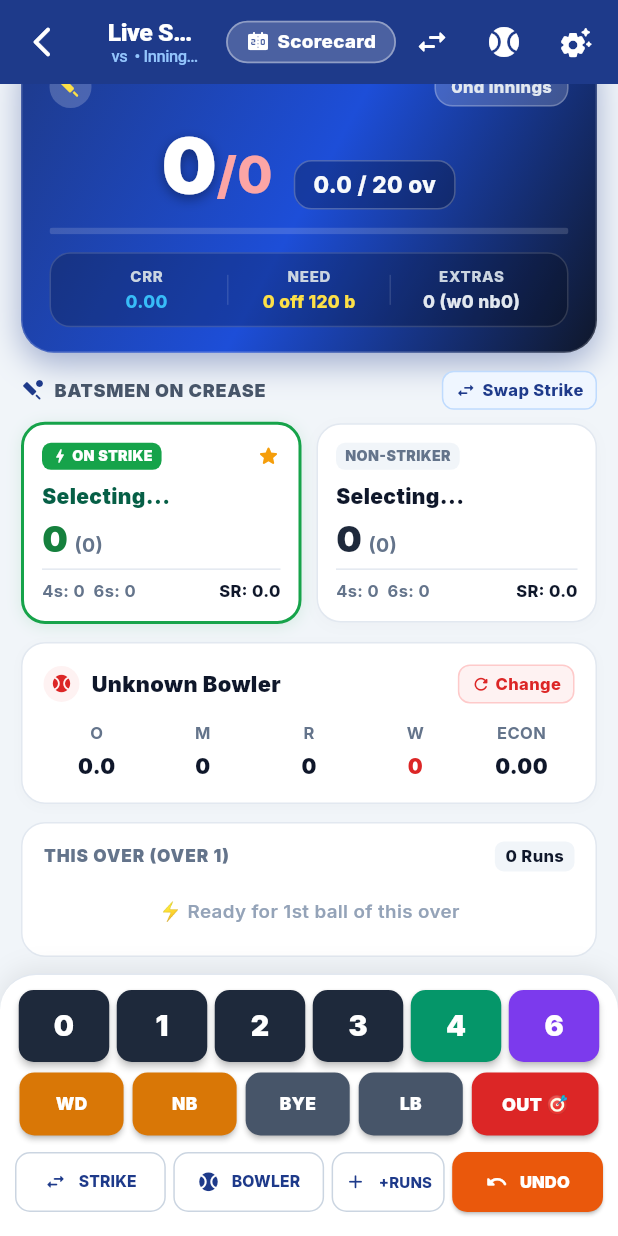
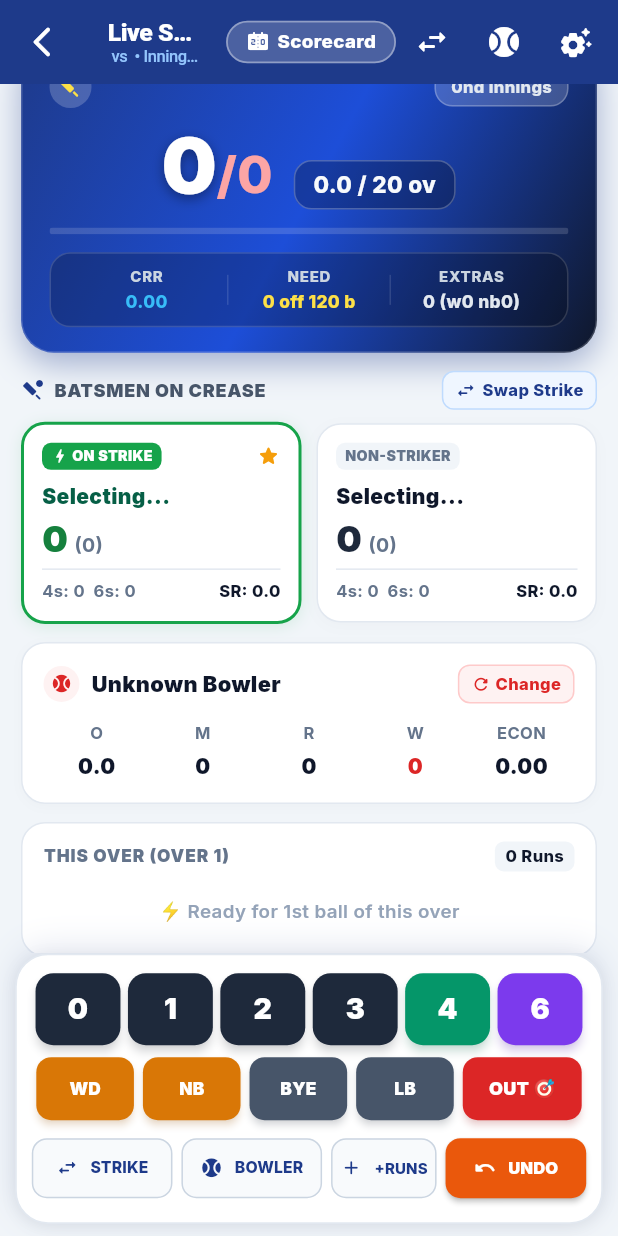
Before and after one commit to rajeshkinjarapu/cricket_borigivalasa, a Flutter app: the _LiveScorerEngine screen opened directly with empty values, scrolled down 41 dp, on a phone screen of 412 x 824 dp. Run offline on Flutter 3.47's test engine with Material 3 defaults, Android fonts, the phone set to English and light mode, and no system bars; our stand-ins replace cloud_firestore, firebase_auth, firebase_core, firebase_storage, fl_chart, flutter_riverpod and 3 more; accounts and stored records are empty.

Commit message:
feat(scoring): redesign scoring keypad into floating card with safe bottom elevation

```diff
--- a/lib/features/scoring/presentation/screens/live_scorer_screen.dart
+++ b/lib/features/scoring/presentation/screens/live_scorer_screen.dart
@@ -1251,24 +1251,31 @@ class _LiveScorerEngineState extends ConsumerState<_LiveScorerEngine> {
   }
 
   // ─────────────────────────────────────────────────────────────────────────────
-  // 5. TACTILE ERGONOMIC SCORING KEYPAD CONSOLE
+  // 5. TACTILE ERGONOMIC SCORING KEYPAD CONSOLE (FLOATING CARD DESIGN)
   // ─────────────────────────────────────────────────────────────────────────────
   Widget _buildScoringKeypad(Innings live) {
+    final bottomInset = MediaQuery.of(context).padding.bottom;
+    final bottomPadding = bottomInset > 0 ? bottomInset + 6 : 14.0;
+
     return Container(
-      padding: const EdgeInsets.fromLTRB(10, 10, 10, 12),
+      margin: const EdgeInsets.fromLTRB(10, 0, 10, 8),
+      padding: EdgeInsets.fromLTRB(10, 12, 10, bottomPadding > 14 ? bottomPadding : 12),
       decoration: BoxDecoration(
         color: Colors.white,
-        borderRadius: const BorderRadius.vertical(top: Radius.circular(24)),
+        borderRadius: BorderRadius.circular(22),
         boxShadow: [
           BoxShadow(
-            color: Colors.black.withOpacity(0.08),
-            blurRadius: 14,
-            offset: const Offset(0, -3),
+            color: const Color(0xFF1E3A8A).withOpacity(0.12),
+            blurRadius: 18,
+            offset: const Offset(0, -4),
+          ),
+          BoxShadow(
+            color: Colors.black.withOpacity(0.06),
+            blurRadius: 8,
+            offset: const Offset(0, 2),
           ),
         ],
-        border: Border(
-          top: BorderSide(color: const Color(0xFFE2E8F0), width: 1),
-        ),
+        border: Border.all(color: const Color(0xFFE2E8F0), width: 1.2),
       ),
       child: Column(
         mainAxisSize: MainAxisSize.min,
@@ -1284,7 +1291,7 @@ class _LiveScorerEngineState extends ConsumerState<_LiveScorerEngine> {
               _buildRunButton(6, label: '6', isSix: true),
             ],
           ),
-          const SizedBox(height: 7),
+          const SizedBox(height: 8),
 
           // Row 2: Extras & Wicket Buttons (WD, NB, BYE, LB, OUT)
           Row(
@@ -1296,7 +1303,7 @@ class _LiveScorerEngineState extends ConsumerState<_LiveScorerEngine> {
               _buildActionButton('OUT 🎯', _wicket, color: const Color(0xFFDC2626), isOut: true),
             ],
           ),
-          const SizedBox(height: 7),
+          const SizedBox(height: 8),
 
           // Row 3: Quick Scorer Controls (Swap Strike, Bowler, + Runs, Undo)
           Row(
@@ -1309,13 +1316,14 @@ class _LiveScorerEngineState extends ConsumerState<_LiveScorerEngine> {
                   label: const Text('STRIKE', style: TextStyle(fontSize: 10.5, fontWeight: FontWeight.w800)),
                   style: OutlinedButton.styleFrom(
                     foregroundColor: const Color(0xFF1E3A8A),
+                    backgroundColor: const Color(0xFFF8FAFC),
                     side: const BorderSide(color: Color(0xFFCBD5E1)),
                     padding: const EdgeInsets.symmetric(vertical: 9, horizontal: 2),
                     shape: RoundedRectangleBorder(borderRadius: BorderRadius.circular(10)),
                   ),
                 ),
               ),
-              const SizedBox(width: 5),
+              const SizedBox(width: 6),
               Expanded(
                 flex: 4,
                 child: OutlinedButton.icon(
@@ -1324,13 +1332,14 @@ class _LiveScorerEngineState extends ConsumerState<_LiveScorerEngine> {
                   label: const Text('BOWLER', style: TextStyle(fontSize: 10.5, fontWeight: FontWeight.w800)),
                   style: OutlinedButton.styleFrom(
                     foregroundColor: const Color(0xFF1E3A8A),
+                    backgroundColor: const Color(0xFFF8FAFC),
                     side: const BorderSide(color: Color(0xFFCBD5E1)),
                     padding: const EdgeInsets.symmetric(vertical: 9, horizontal: 2),
                     shape: RoundedRectangleBorder(borderRadius: BorderRadius.circular(10)),
                   ),
                 ),
               ),
-              const SizedBox(width: 5),
+              const SizedBox(width: 6),
               Expanded(
                 flex: 3,
                 child: OutlinedButton.icon(
@@ -1344,13 +1353,14 @@ class _LiveScorerEngineState extends ConsumerState<_LiveScorerEngine> {
                   label: const Text('+RUNS', style: TextStyle(fontSize: 10, fontWeight: FontWeight.w800)),
                   style: OutlinedButton.styleFrom(
                     foregroundColor: const Color(0xFF1E3A8A),
+                    backgroundColor: const Color(0xFFF8FAFC),
                     side: const BorderSide(color: Color(0xFFCBD5E1)),
                     padding: const EdgeInsets.symmetric(vertical: 9, horizontal: 2),
                     shape: RoundedRectangleBorder(borderRadius: BorderRadius.circular(10)),
                   ),
                 ),
               ),
-              const SizedBox(width: 5),
+              const SizedBox(width: 6),
               Expanded(
                 flex: 4,
                 child: ElevatedButton.icon(
@@ -1362,7 +1372,7 @@ class _LiveScorerEngineState extends ConsumerState<_LiveScorerEngine> {
                     foregroundColor: Colors.white,
                     padding: const EdgeInsets.symmetric(vertical: 9, horizontal: 2),
                     shape: RoundedRectangleBorder(borderRadius: BorderRadius.circular(10)),
-                    elevation: 1,
+                    elevation: 1.5,
                   ),
                 ),
               ),
@@ -1394,8 +1404,9 @@ class _LiveScorerEngineState extends ConsumerState<_LiveScorerEngine> {
               backgroundColor: bg,
               foregroundColor: fg,
               padding: EdgeInsets.zero,
-              shape: RoundedRectangleBorder(borderRadius: BorderRadius.circular(10)),
-              elevation: 2,
+              shape: RoundedRectangleBorder(borderRadius: BorderRadius.circular(12)),
+              elevation: 2.5,
+              shadowColor: bg.withOpacity(0.4),
             ),
             child: Text(
               label,
@@ -1421,7 +1432,8 @@ class _LiveScorerEngineState extends ConsumerState<_LiveScorerEngine> {
               foregroundColor: Colors.white,
               padding: EdgeInsets.zero,
               shape: RoundedRectangleBorder(borderRadius: BorderRadius.circular(10)),
-              elevation: 1.5,
+              elevation: 2,
+              shadowColor: color.withOpacity(0.35),
             ),
             child: Text(
               label,
```
